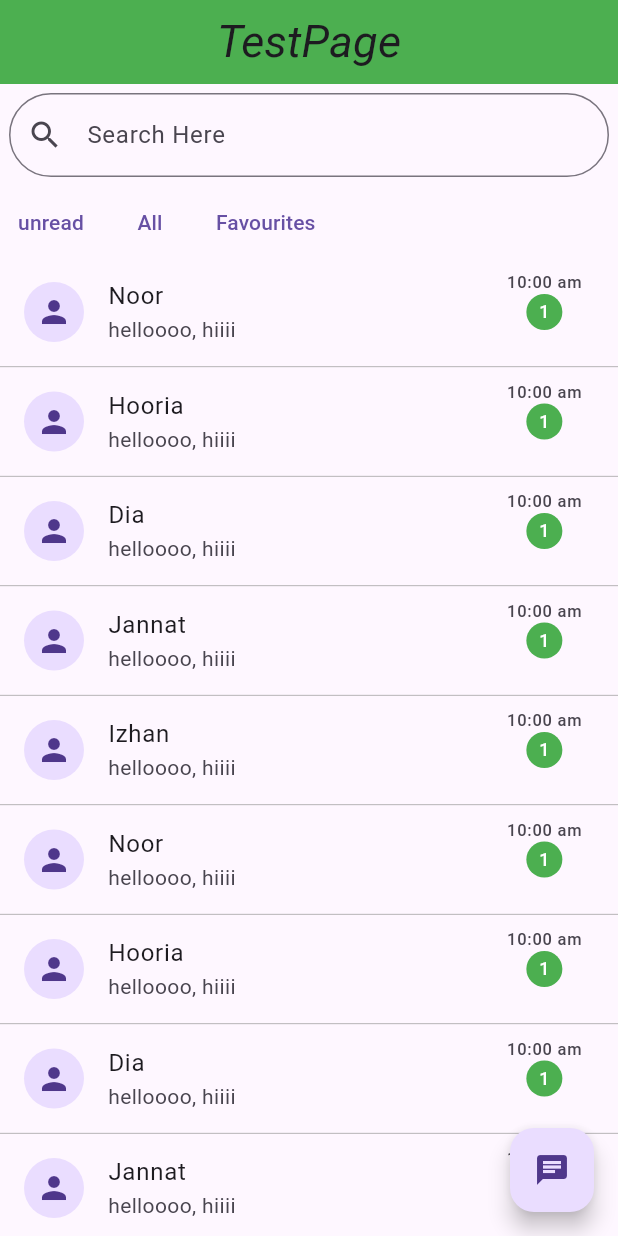
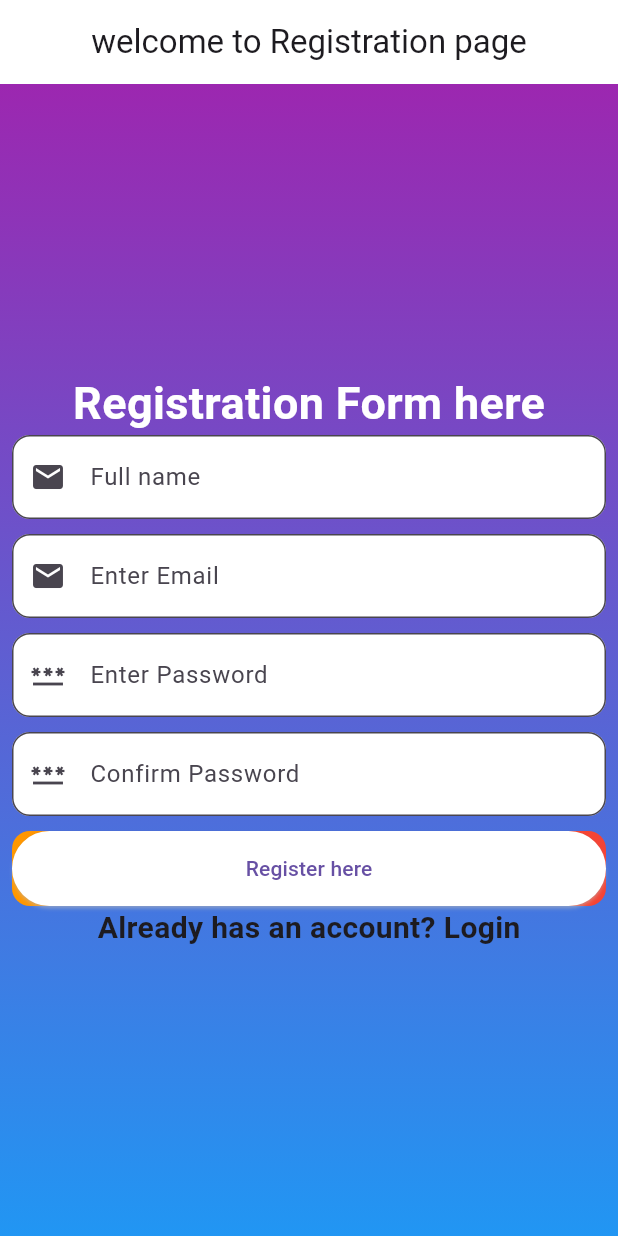
Before and after one commit to Noraholic/testing, a Flutter app: the screen it shows after launch, on a phone screen of 412 x 824 dp. Run offline on Flutter 3.47's test engine with Material 3 defaults, Android fonts, the phone set to English and light mode, and no system bars; our stand-ins replace get.

Commit message:
2 UI connection of register and login screen

```diff
--- a/lib/chatUI.dart
+++ b/lib/chatUI.dart
@@ -1,6 +1,6 @@
 import 'package:flutter/material.dart';
 import 'package:get/get.dart';
-import 'package:project_application/main.dart';
+
 
 
 void main(){
@@ -79,7 +79,7 @@ class _MyAppState extends State<MyApp> {
                             // Navigator.push(context, MaterialPageRoute(builder: (context) =>
                             //    ChatHistory(name: students[index]),));
 
-                            Get.to(ChatUserInterface(name: students[index], n: index));
+                            Get.to((name: students[index], n: index));
                           },
                           leading: CircleAvatar(
                             child: Icon(Icons.person),
--- /dev/null
+++ b/lib/dashboard.dart
@@ -0,0 +1,27 @@
+import 'package:flutter/material.dart';
+
+class Dashboard extends StatelessWidget {
+  const Dashboard({super.key, required this.name, required this.email});
+
+  final String name;
+  final String email;
+
+  @override
+  Widget build(BuildContext context) {
+    return MaterialApp(
+      home: Scaffold(
+        appBar: AppBar(),
+        body: Container(
+          child: Column(
+            children: [
+              Text('Email: $email'),
+               Text('Full Name: $name'),
+               Text('Password'),
+               Text('helloww'),
+            ],
+          ),
+        ),
+      ),
+    );
+  }
+}
--- a/lib/main.dart
+++ b/lib/main.dart
@@ -1,63 +1,5 @@
 import 'package:flutter/material.dart';
-import 'chatUI.dart';
-
+import 'register_screen.dart';
 void main(){
   runApp(MyApp());
 }
-
-class ChatUserInterface extends StatelessWidget {
-  ChatUserInterface({super.key, required this.name, required this.n});
-  final String name;
-  final int n;
-
-  List<String> send =[
-    'Hi', 'Hello', 'How are you?','i am great',  'what are you upto?', 'nothing much', 'Ok'
-  ];
-
-
-  @override
-  Widget build(BuildContext context) {
-    return MaterialApp(
-      home: Scaffold(
-        appBar: AppBar(
-          title: Text('$name'),
-        ),
-        body: Column(
-          children: [
-            Expanded(
-              child: ListView.builder(
-                itemCount: 7,
-                itemBuilder: (context, index){
-                  bool isMe = index % 2 != 0;
-                  return Padding(
-                    padding: const EdgeInsets.all(8.0),
-                    child: Align(
-                      alignment: isMe ? Alignment.centerLeft : Alignment.centerRight,
-                      child: Container(
-                                padding: EdgeInsets.all(12.0),
-                                color: Colors.green,
-                                child: Column(
-                                  children: [
-                                    Text(send[index]),
-                                  ],
-                                ),
-                              ),
-                    ),
-                  );
-                }
-                ),
-            ),
-           Padding(
-             padding: const EdgeInsets.all(8.0),
-             child: TextField(
-              decoration: InputDecoration(
-                border: OutlineInputBorder()
-              ),
-             ),
-           ),
-          ],
-        ),
-      ),
-    );
-  }
-}
--- /dev/null
+++ b/lib/register_screen.dart
@@ -0,0 +1,165 @@
+import 'package:flutter/material.dart';
+import 'package:project_application/dashboard.dart';
+import 'package:get/get.dart';
+import 'login.dart';
+void main(){
+  runApp(const MyApp());
+}
+
+ class MyApp extends StatefulWidget {
+  const new({super.key});
+
+  @override
+  State<MyApp> createState() => _MyAppState();
+}
+
+class _MyAppState extends State<MyApp> {
+  bool showPassword = true;
+  final passwordController = TextEditingController();
+  final name = TextEditingController();
+  final email = TextEditingController();
+  final password = TextEditingController();
+  final confirmPassword = TextEditingController();
+
+
+  @override
+  Widget build(BuildContext context) {
+    return GetMaterialApp(
+      home: Scaffold(
+        appBar: AppBar(
+          backgroundColor: Colors.white,
+          title: Text('welcome to Registration page'),
+          centerTitle: true,
+        ),
+        body: Container(
+          height: double.infinity,
+          width: double.infinity,
+          decoration: BoxDecoration(
+            gradient: LinearGradient(
+              colors: [
+                Colors.purple, Colors.blue
+              ],
+              begin: Alignment.topCenter,
+              end: AlignmentGeometry.bottomCenter
+              ),
+          ),
+          child: Center(
+            child: Padding(
+              padding: const EdgeInsets.all(8.0),
+              child: Column(
+                mainAxisSize: MainAxisSize.min,
+                children: [
+                  Text(
+                    "Registration Form here",
+                    style: TextStyle(
+                      fontSize: 30,
+                      fontWeight: FontWeight.bold,
+                      color: Colors.white
+                    ),
+                  ),
+                  TextField(
+                    controller: name,
+                    decoration: InputDecoration(
+                      filled: true,
+                      fillColor: Colors.white,
+                      prefixIcon: Icon(Icons.email),
+                      hintText:"Full name",
+                      border: OutlineInputBorder(
+                        borderRadius: BorderRadius.circular(12),
+                      )
+                    ),
+                  ),
+                  SizedBox(height: 10,),
+                   TextField(
+                    controller: email,
+                    decoration: InputDecoration(
+                      filled: true,
+                      fillColor: Colors.white,
+                      hintText:"Enter Email",
+                      prefixIcon: Icon(Icons.email),
+                      border: OutlineInputBorder(
+                        borderRadius: BorderRadius.circular(12),
+                      )
+                    ),
+                  ),
+                  SizedBox(height: 10),
+                   TextField(
+                    controller: password,
+                    obscureText: true,
+                    decoration: InputDecoration(
+                      filled: true,
+                      fillColor: Colors.white,
+                      hintText:"Enter Password",
+                      prefixIcon: Icon(Icons.password_outlined),
+                      border: OutlineInputBorder(
+                        borderRadius: BorderRadius.circular(12),
+                      )
+                    ),
+                  ),
+                  SizedBox(height: 10),
+                   TextField(
+                    controller: confirmPassword,
+                    obscureText: true,
+                    decoration: InputDecoration(
+                      filled: true,
+                      fillColor: Colors.white,
+                      prefixIcon: Icon(Icons.password_outlined),
+                      hintText:"Confirm Password",
+                      border: OutlineInputBorder(
+                        borderRadius: BorderRadius.circular(12),
+                      )
+                    ),
+                  ),
+                  SizedBox(height: 10),
+                  Container(
+                    width: double.infinity,
+                    height: 50,
+                    decoration: BoxDecoration(
+                      borderRadius: BorderRadius.circular(12),
+                      gradient: LinearGradient(
+                        colors: [
+                          Colors.orange, Colors.red
+                        ]
+                        ),
+                    ),
+
+                       child: ElevatedButton(onPressed: (){
+                                Get.to(Dashboard(
+                                  name: name.text,
+                                  email: email.text,
+                                ));
+                                // print('login button clicked');
+                                // print(name.text);
+                                // print(email.text);
+                                // print(password.text);
+                                // print(confirmPassword.text);
+                              },
+                                    style: ElevatedButton.styleFrom(
+                                          backgroundColor: Colors.white,
+                                          shadowColor: Colors.white,
+                                          ),
+
+                          child: Text('Register here'),
+                        ),
+                     ),
+                     GestureDetector(
+                      onTap: () {
+                        Get.to(Login());
+                      },
+                       child: Text(
+                        'Already has an account? Login',
+                       style: TextStyle(
+                        fontSize: 20,
+                        fontWeight: FontWeight.bold
+                       ),
+                       ),
+                     ),
+                  ],
+              ),
+            ),
+          ),
+        ),
+        ),
+      );
+  }
+}
```
Also changed, not shown: lib/login.dart (+81 -17 lines).
